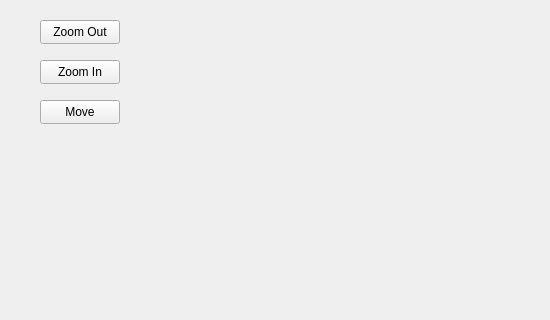
First picture: the form in dda.ui, repository amoriqbal/GraphicsFromScratch, before the edit; both pictures show x 0 to 550 and y 0 to 320 of the 1272 by 876 pixel window.
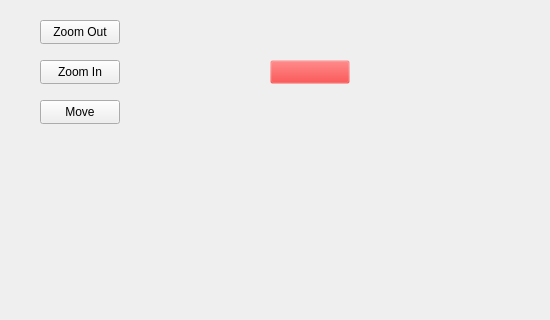
Second picture: the form after the edit.

```diff
--- a/dda.ui
+++ b/dda.ui
@@ -59,6 +59,22 @@
      <string>Move</string>
     </property>
    </widget>
+   <widget class="QPushButton" name="pushButton_2">
+    <property name="geometry">
+     <rect>
+      <x>270</x>
+      <y>60</y>
+      <width>80</width>
+      <height>24</height>
+     </rect>
+    </property>
+    <property name="styleSheet">
+     <string notr="true">background-color: rgba(255, 0, 0,0);</string>
+    </property>
+    <property name="text">
+     <string/>
+    </property>
+   </widget>
   </widget>
   <widget class="QMenuBar" name="menubar">
    <property name="geometry">
```
